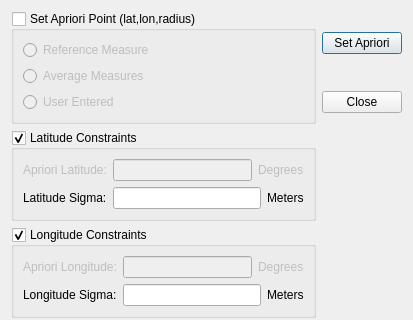
The window that isis/src/qisis/apps/qnet/QnetSetAprioriDialog.ui (DOI-USGS/ISIS3) describes before a commit, drawn with Qt 5; both pictures show x 0 to 413 and y 0 to 320 of the 413 by 688 pixel window.
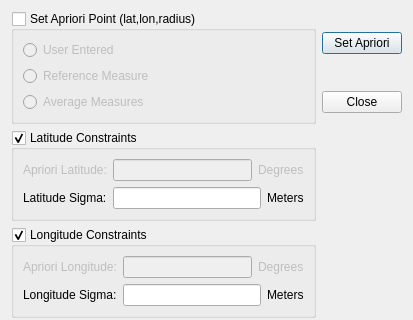
The same window after the commit.

Commit message: Added tooltips&whats this.  In SetAprioriDialog do not enable user button unless group box enabled.

```diff
--- a/isis/src/qisis/apps/qnet/QnetSetAprioriDialog.ui
+++ b/isis/src/qisis/apps/qnet/QnetSetAprioriDialog.ui
@@ -16,6 +16,9 @@
   <layout class="QGridLayout" name="gridLayout_6">
    <item row="0" column="0" rowspan="2">
     <widget class="QGroupBox" name="pointSourceGroupBox">
+     <property name="enabled">
+      <bool>true</bool>
+     </property>
      <property name="title">
       <string>Set Apriori Point (lat,lon,radius)</string>
      </property>
@@ -31,6 +34,13 @@
      <layout class="QGridLayout" name="gridLayout_4">
       <item row="0" column="0">
        <layout class="QVBoxLayout" name="verticalLayout">
+        <item>
+         <widget class="QRadioButton" name="userEnteredRadioButton">
+          <property name="text">
+           <string>User Entered</string>
+          </property>
+         </widget>
+        </item>
         <item>
          <widget class="QRadioButton" name="referenceMeasureRadioButton">
           <property name="text">
@@ -48,13 +58,6 @@
           </property>
          </widget>
         </item>
-        <item>
-         <widget class="QRadioButton" name="userEnteredRadioButton">
-          <property name="text">
-           <string>User Entered</string>
-          </property>
-         </widget>
-        </item>
        </layout>
       </item>
      </layout>
```
Left out of the diff: 48 changed lines with no effect on the pictures. The commit also changes 2 other files.
